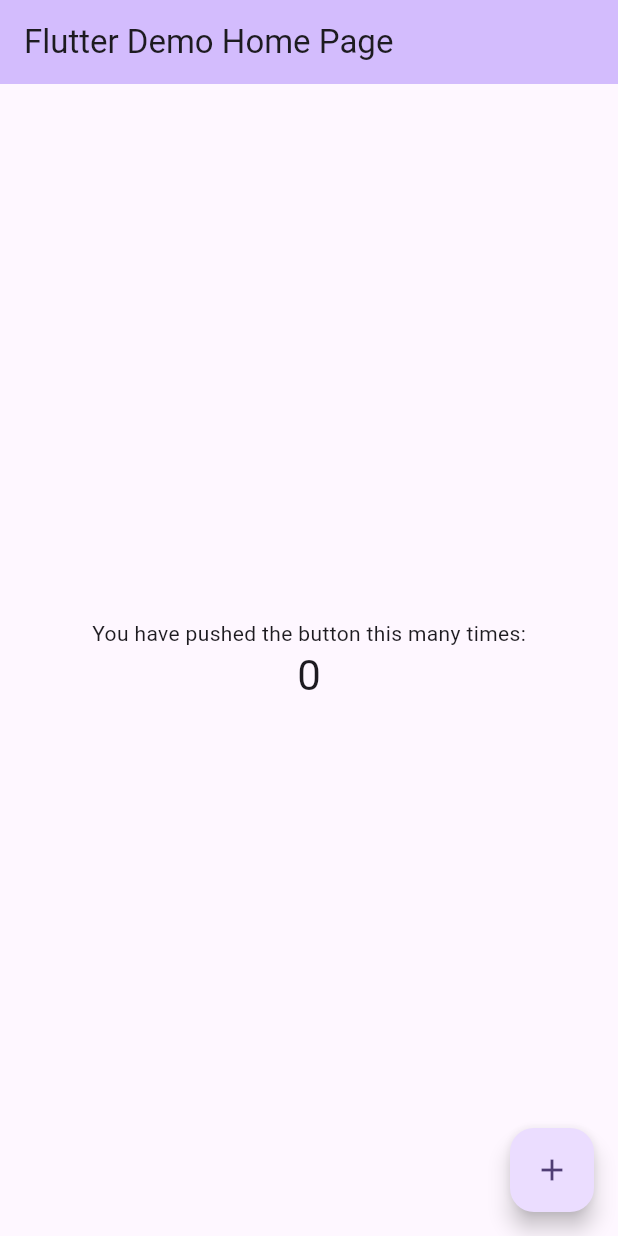
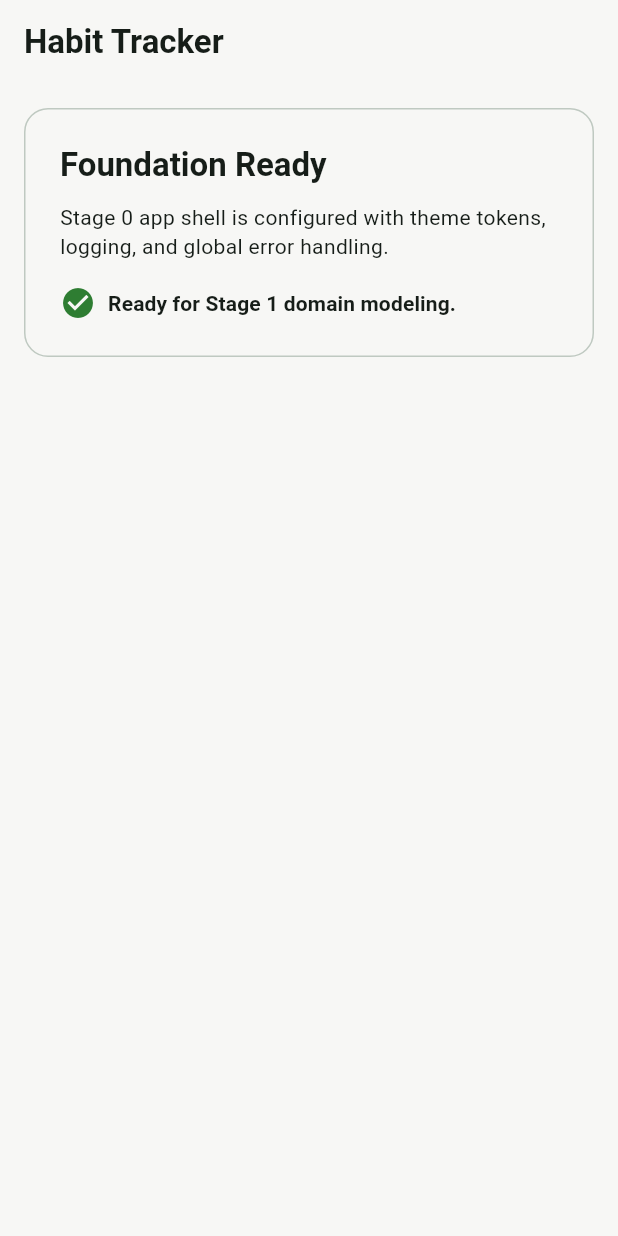
Before and after one commit to squee72564/HabitTracker, a Flutter app: the screen it shows after launch, on a phone screen of 412 x 824 dp. Run offline on Flutter 3.47's test engine with Material 3 defaults, Android fonts, the phone set to English and light mode, and no system bars.

Commit message:
feat(app): add stage-0 themed app shell and error boundary

```diff
--- a/lib/core/core.dart
+++ b/lib/core/core.dart
@@ -1 +1,8 @@
-// Core layer placeholders and shared primitives live here.
+export 'error/app_error_boundary.dart';
+export 'logging/app_logger.dart';
+export 'theme/app_colors.dart';
+export 'theme/app_radii.dart';
+export 'theme/app_spacing.dart';
+export 'theme/app_theme.dart';
+export 'theme/app_typography.dart';
+export 'theme/semantic_colors.dart';
--- /dev/null
+++ b/lib/core/error/app_error_boundary.dart
@@ -0,0 +1,57 @@
+import 'dart:async';
+import 'dart:ui';
+
+import 'package:flutter/material.dart';
+
+import 'package:habit_tracker/core/logging/app_logger.dart';
+
+abstract final class AppErrorBoundary {
+  static void bootstrap(VoidCallback appRunner) {
+    FlutterError.onError = (FlutterErrorDetails details) {
+      AppLogger.instance.error(
+        'Unhandled Flutter framework error',
+        error: details.exception,
+        stackTrace: details.stack,
+      );
+      FlutterError.presentError(details);
+    };
+
+    ErrorWidget.builder = (FlutterErrorDetails details) {
+      AppLogger.instance.error(
+        'Widget build failure caught by ErrorWidget',
+        error: details.exception,
+        stackTrace: details.stack,
+      );
+
+      return const Material(
+        color: Color(0xFFF9E0DF),
+        child: Center(
+          child: Padding(
+            padding: EdgeInsets.all(16),
+            child: Text(
+              'Something went wrong. Please restart the app.',
+              textAlign: TextAlign.center,
+            ),
+          ),
+        ),
+      );
+    };
+
+    PlatformDispatcher.instance.onError = (Object error, StackTrace stack) {
+      AppLogger.instance.error(
+        'Unhandled platform dispatcher error',
+        error: error,
+        stackTrace: stack,
+      );
+      return true;
+    };
+
+    runZonedGuarded<void>(appRunner, (Object error, StackTrace stackTrace) {
+      AppLogger.instance.error(
+        'Unhandled zone error',
+        error: error,
+        stackTrace: stackTrace,
+      );
+    });
+  }
+}
--- /dev/null
+++ b/lib/core/logging/app_logger.dart
@@ -0,0 +1,54 @@
+import 'package:flutter/foundation.dart';
+
+enum AppLogLevel { debug, info, warning, error }
+
+class AppLogger {
+  AppLogger._();
+
+  static final AppLogger instance = AppLogger._();
+
+  void debug(String message) {
+    _log(level: AppLogLevel.debug, message: message);
+  }
+
+  void info(String message) {
+    _log(level: AppLogLevel.info, message: message);
+  }
+
+  void warning(String message, {Object? error, StackTrace? stackTrace}) {
+    _log(
+      level: AppLogLevel.warning,
+      message: message,
+      error: error,
+      stackTrace: stackTrace,
+    );
+  }
+
+  void error(String message, {Object? error, StackTrace? stackTrace}) {
+    _log(
+      level: AppLogLevel.error,
+      message: message,
+      error: error,
+      stackTrace: stackTrace,
+    );
+  }
+
+  void _log({
+    required AppLogLevel level,
+    required String message,
+    Object? error,
+    StackTrace? stackTrace,
+  }) {
+    final timestamp = DateTime.now().toIso8601String();
+    final levelLabel = level.name.toUpperCase();
+    debugPrint('[$timestamp][$levelLabel] $message');
+
+    if (error != null) {
+      debugPrint('[$timestamp][$levelLabel] error: $error');
+    }
+
+    if (stackTrace != null) {
+      debugPrint('[$timestamp][$levelLabel] stackTrace: $stackTrace');
+    }
+  }
+}
--- /dev/null
+++ b/lib/core/theme/app_colors.dart
@@ -0,0 +1,18 @@
+import 'package:flutter/material.dart';
+
+/// Static palette tokens used to compose [ThemeData] and semantic colors.
+abstract final class AppColors {
+  static const Color brand = Color(0xFF1C7C54);
+  static const Color brandContainer = Color(0xFFC8F5DD);
+
+  static const Color positive = Color(0xFF2E7D32);
+  static const Color negative = Color(0xFFC62828);
+  static const Color warning = Color(0xFFEF6C00);
+
+  static const Color surface = Color(0xFFF7F7F5);
+  static const Color surfaceVariant = Color(0xFFE8EAE6);
+  static const Color outline = Color(0xFF6F7973);
+
+  static const Color onLight = Color(0xFF161D18);
+  static const Color onDark = Color(0xFFF2F4F1);
+}
--- /dev/null
+++ b/lib/core/theme/app_radii.dart
@@ -0,0 +1,7 @@
+/// Corner radius tokens shared across cards, chips, and dialogs.
+abstract final class AppRadii {
+  static const double sm = 8;
+  static const double md = 12;
+  static const double lg = 16;
+  static const double pill = 999;
+}
--- /dev/null
+++ b/lib/core/theme/app_spacing.dart
@@ -0,0 +1,9 @@
+/// Central spacing tokens for consistent paddings and gaps.
+abstract final class AppSpacing {
+  static const double xxs = 4;
+  static const double xs = 8;
+  static const double sm = 12;
+  static const double md = 16;
+  static const double lg = 24;
+  static const double xl = 32;
+}
--- /dev/null
+++ b/lib/core/theme/app_theme.dart
@@ -0,0 +1,57 @@
+import 'package:flutter/material.dart';
+
+import 'package:habit_tracker/core/theme/app_colors.dart';
+import 'package:habit_tracker/core/theme/app_typography.dart';
+import 'package:habit_tracker/core/theme/semantic_colors.dart';
+
+abstract final class AppTheme {
+  static ThemeData light() {
+    const colorScheme = ColorScheme(
+      brightness: Brightness.light,
+      primary: AppColors.brand,
+      onPrimary: Colors.white,
+      primaryContainer: AppColors.brandContainer,
+      onPrimaryContainer: AppColors.onLight,
+      secondary: Color(0xFF44664F),
+      onSecondary: Colors.white,
+      secondaryContainer: Color(0xFFC7ECCE),
+      onSecondaryContainer: AppColors.onLight,
+      tertiary: Color(0xFF5B5D32),
+      onTertiary: Colors.white,
+      tertiaryContainer: Color(0xFFE1E4AF),
+      onTertiaryContainer: AppColors.onLight,
+      error: AppColors.negative,
+      onError: Colors.white,
+      errorContainer: Color(0xFFFFDAD6),
+      onErrorContainer: Color(0xFF410002),
+      surface: AppColors.surface,
+      onSurface: AppColors.onLight,
+      onSurfaceVariant: Color(0xFF404943),
+      outline: AppColors.outline,
+      outlineVariant: Color(0xFFBFC9C1),
+      shadow: Colors.black,
+      scrim: Colors.black,
+      inverseSurface: Color(0xFF2A322D),
+      onInverseSurface: AppColors.onDark,
+      inversePrimary: Color(0xFFAED9BE),
+      surfaceContainerHighest: AppColors.surfaceVariant,
+    );
+
+    final base = ThemeData(
+      useMaterial3: true,
+      fontFamily: AppTypography.fontFamily,
+      colorScheme: colorScheme,
+    );
+
+    return base.copyWith(
+      textTheme: AppTypography.textTheme(base.textTheme),
+      extensions: const <ThemeExtension<dynamic>>[
+        HabitSemanticColors(
+          positive: AppColors.positive,
+          negative: AppColors.negative,
+          warning: AppColors.warning,
+        ),
+      ],
+    );
+  }
+}
--- /dev/null
+++ b/lib/core/theme/app_typography.dart
@@ -0,0 +1,21 @@
+import 'package:flutter/material.dart';
+
+/// Typography tokens used by the app theme.
+abstract final class AppTypography {
+  static const String fontFamily = 'Roboto';
+
+  static TextTheme textTheme(TextTheme base) {
+    return base.copyWith(
+      displayLarge: base.displayLarge?.copyWith(fontWeight: FontWeight.w700),
+      displayMedium: base.displayMedium?.copyWith(fontWeight: FontWeight.w700),
+      headlineMedium: base.headlineMedium?.copyWith(
+        fontWeight: FontWeight.w700,
+      ),
+      titleLarge: base.titleLarge?.copyWith(fontWeight: FontWeight.w600),
+      titleMedium: base.titleMedium?.copyWith(fontWeight: FontWeight.w600),
+      bodyLarge: base.bodyLarge?.copyWith(height: 1.35),
+      bodyMedium: base.bodyMedium?.copyWith(height: 1.35),
+      labelLarge: base.labelLarge?.copyWith(fontWeight: FontWeight.w600),
+    );
+  }
+}
--- /dev/null
+++ b/lib/core/theme/semantic_colors.dart
@@ -0,0 +1,49 @@
+import 'package:flutter/material.dart';
+
+@immutable
+class HabitSemanticColors extends ThemeExtension<HabitSemanticColors> {
+  const HabitSemanticColors({
+    required this.positive,
+    required this.negative,
+    required this.warning,
+  });
+
+  final Color positive;
+  final Color negative;
+  final Color warning;
+
+  @override
+  HabitSemanticColors copyWith({
+    Color? positive,
+    Color? negative,
+    Color? warning,
+  }) {
+    return HabitSemanticColors(
+      positive: positive ?? this.positive,
+      negative: negative ?? this.negative,
+      warning: warning ?? this.warning,
+    );
+  }
+
+  @override
+  HabitSemanticColors lerp(
+    covariant ThemeExtension<HabitSemanticColors>? other,
+    double t,
+  ) {
+    if (other is! HabitSemanticColors) {
+      return this;
+    }
+
+    return HabitSemanticColors(
+      positive: Color.lerp(positive, other.positive, t) ?? positive,
+      negative: Color.lerp(negative, other.negative, t) ?? negative,
+      warning: Color.lerp(warning, other.warning, t) ?? warning,
+    );
+  }
+}
+
+extension SemanticColorsLookup on BuildContext {
+  HabitSemanticColors get semanticColors {
+    return Theme.of(this).extension<HabitSemanticColors>()!;
+  }
+}
--- a/lib/main.dart
+++ b/lib/main.dart
@@ -1,122 +1,11 @@
-import 'package:flutter/material.dart';
+import 'package:flutter/widgets.dart';
+
+import 'package:habit_tracker/core/core.dart';
+import 'package:habit_tracker/presentation/presentation.dart';
 
 void main() {
-  runApp(const MyApp());
+  AppErrorBoundary.bootstrap(() {
+    WidgetsFlutterBinding.ensureInitialized();
+    runApp(const HabitTrackerApp());
+  });
 }
-
-class MyApp extends StatelessWidget {
-  const MyApp({super.key});
-
-  // This widget is the root of your application.
-  @override
-  Widget build(BuildContext context) {
-    return MaterialApp(
-      title: 'Flutter Demo',
-      theme: ThemeData(
-        // This is the theme of your application.
-        //
-        // TRY THIS: Try running your application with "flutter run". You'll see
-        // the application has a purple toolbar. Then, without quitting the app,
-        // try changing the seedColor in the colorScheme below to Colors.green
-        // and then invoke "hot reload" (save your changes or press the "hot
-        // reload" button in a Flutter-supported IDE, or press "r" if you used
-        // the command line to start the app).
-        //
-        // Notice that the counter didn't reset back to zero; the application
-        // state is not lost during the reload. To reset the state, use hot
-        // restart instead.
-        //
-        // This works for code too, not just values: Most code changes can be
-        // tested with just a hot reload.
-        colorScheme: ColorScheme.fromSeed(seedColor: Colors.deepPurple),
-      ),
-      home: const MyHomePage(title: 'Flutter Demo Home Page'),
-    );
-  }
-}
-
-class MyHomePage extends StatefulWidget {
-  const MyHomePage({super.key, required this.title});
-
-  // This widget is the home page of your application. It is stateful, meaning
-  // that it has a State object (defined below) that contains fields that affect
-  // how it looks.
-
-  // This class is the configuration for the state. It holds the values (in this
-  // case the title) provided by the parent (in this case the App widget) and
-  // used by the build method of the State. Fields in a Widget subclass are
-  // always marked "final".
-
-  final String title;
-
-  @override
-  State<MyHomePage> createState() => _MyHomePageState();
-}
-
-class _MyHomePageState extends State<MyHomePage> {
-  int _counter = 0;
-
-  void _incrementCounter() {
-    setState(() {
-      // This call to setState tells the Flutter framework that something has
-      // changed in this State, which causes it to rerun the build method below
-      // so that the display can reflect the updated values. If we changed
-      // _counter without calling setState(), then the build method would not be
-      // called again, and so nothing would appear to happen.
-      _counter++;
-    });
-  }
-
-  @override
-  Widget build(BuildContext context) {
-    // This method is rerun every time setState is called, for instance as done
-    // by the _incrementCounter method above.
-    //
-    // The Flutter framework has been optimized to make rerunning build methods
-    // fast, so that you can just rebuild anything that needs updating rather
-    // than having to individually change instances of widgets.
-    return Scaffold(
-      appBar: AppBar(
-        // TRY THIS: Try changing the color here to a specific color (to
-        // Colors.amber, perhaps?) and trigger a hot reload to see the AppBar
-        // change color while the other colors stay the same.
-        backgroundColor: Theme.of(context).colorScheme.inversePrimary,
-        // Here we take the value from the MyHomePage object that was created by
-        // the App.build method, and use it to set our appbar title.
-        title: Text(widget.title),
-      ),
-      body: Center(
-        // Center is a layout widget. It takes a single child and positions it
-        // in the middle of the parent.
-        child: Column(
-          // Column is also a layout widget. It takes a list of children and
-          // arranges them vertically. By default, it sizes itself to fit its
-          // children horizontally, and tries to be as tall as its parent.
-          //
-          // Column has various properties to control how it sizes itself and
-          // how it positions its children. Here we use mainAxisAlignment to
-          // center the children vertically; the main axis here is the vertical
-          // axis because Columns are vertical (the cross axis would be
-          // horizontal).
-          //
-          // TRY THIS: Invoke "debug painting" (choose the "Toggle Debug Paint"
-          // action in the IDE, or press "p" in the console), to see the
-          // wireframe for each widget.
-          mainAxisAlignment: MainAxisAlignment.center,
-          children: [
-            const Text('You have pushed the button this many times:'),
-            Text(
-              '$_counter',
-              style: Theme.of(context).textTheme.headlineMedium,
-            ),
-          ],
-        ),
-      ),
-      floatingActionButton: FloatingActionButton(
-        onPressed: _incrementCounter,
-        tooltip: 'Increment',
-        child: const Icon(Icons.add),
-      ),
-    );
-  }
-}
--- /dev/null
+++ b/lib/presentation/app/app.dart
@@ -0,0 +1,17 @@
+import 'package:flutter/material.dart';
+
+import 'package:habit_tracker/core/core.dart';
+import 'package:habit_tracker/presentation/home/home_screen.dart';
+
+class HabitTrackerApp extends StatelessWidget {
+  const HabitTrackerApp({super.key});
+
+  @override
+  Widget build(BuildContext context) {
+    return MaterialApp(
+      title: 'Habit Tracker',
+      theme: AppTheme.light(),
+      home: const HomeScreen(),
+    );
+  }
+}
--- /dev/null
+++ b/lib/presentation/home/home_screen.dart
@@ -0,0 +1,57 @@
+import 'package:flutter/material.dart';
+
+import 'package:habit_tracker/core/core.dart';
+
+class HomeScreen extends StatelessWidget {
+  const HomeScreen({super.key});
+
+  @override
+  Widget build(BuildContext context) {
+    final semanticColors = context.semanticColors;
+
+    return Scaffold(
+      appBar: AppBar(title: const Text('Habit Tracker')),
+      body: Padding(
+        padding: const EdgeInsets.all(AppSpacing.md),
+        child: DecoratedBox(
+          decoration: BoxDecoration(
+            color: Theme.of(context).colorScheme.surface,
+            borderRadius: BorderRadius.circular(AppRadii.lg),
+            border: Border.all(
+              color: Theme.of(context).colorScheme.outlineVariant,
+            ),
+          ),
+          child: Padding(
+            padding: const EdgeInsets.all(AppSpacing.lg),
+            child: Column(
+              mainAxisSize: MainAxisSize.min,
+              crossAxisAlignment: CrossAxisAlignment.start,
+              children: [
+                Text(
+                  'Foundation Ready',
+                  style: Theme.of(context).textTheme.titleLarge,
+                ),
+                const SizedBox(height: AppSpacing.sm),
+                Text(
+                  'Stage 0 app shell is configured with theme tokens, logging, and global error handling.',
+                  style: Theme.of(context).textTheme.bodyMedium,
+                ),
+                const SizedBox(height: AppSpacing.md),
+                Row(
+                  children: [
+                    Icon(Icons.check_circle, color: semanticColors.positive),
+                    const SizedBox(width: AppSpacing.xs),
+                    Text(
+                      'Ready for Stage 1 domain modeling.',
+                      style: Theme.of(context).textTheme.labelLarge,
+                    ),
+                  ],
+                ),
+              ],
+            ),
+          ),
+        ),
+      ),
+    );
+  }
+}
--- a/lib/presentation/presentation.dart
+++ b/lib/presentation/presentation.dart
@@ -1 +1,2 @@
-// Presentation layer widgets and UI state holders live here.
+export 'app/app.dart';
+export 'home/home_screen.dart';
```
Also changed, not shown: 1 other file.
